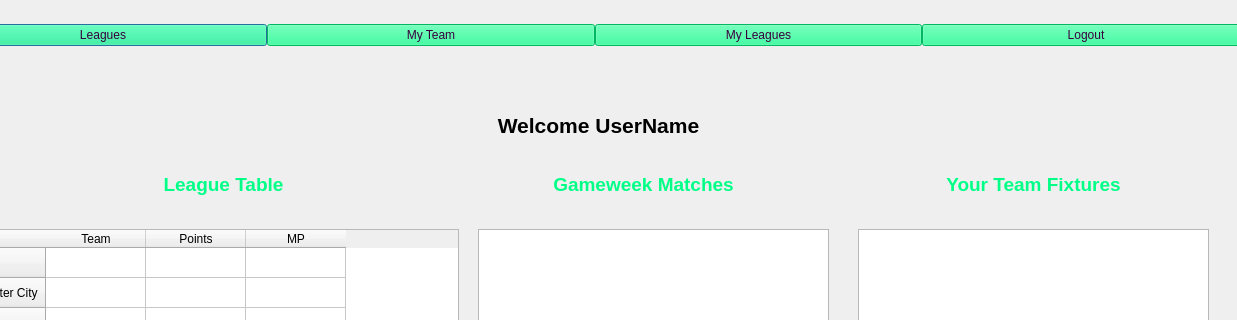
Old version of the form home.ui in the repository bolesawny7/FootballFantasy; both pictures show x 81 to 1318 and y 0 to 320 of the 1318 by 831 pixel window.
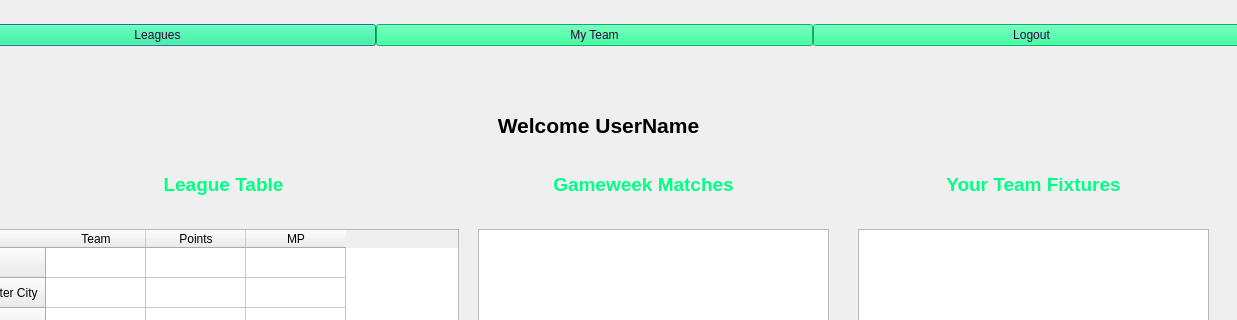
New version of the form. Icons and pictures are not drawn.

```diff
--- a/home.ui
+++ b/home.ui
@@ -233,19 +233,6 @@
       </property>
      </widget>
     </item>
-    <item>
-     <widget class="QPushButton" name="pushButton_5">
-      <property name="styleSheet">
-       <string notr="true">
-color: rgb(55, 0, 60);
-background-color: rgb(0, 255, 135);
-border-radius-top: 20px;</string>
-      </property>
-      <property name="text">
-       <string>My Leagues</string>
-      </property>
-     </widget>
-    </item>
     <item>
      <widget class="QPushButton" name="pushButton">
       <property name="styleSheet">
```
